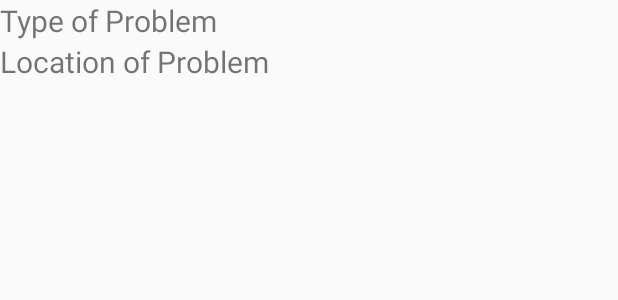
After one commit to DanielNPaulino/streetHelper, an Android app: the layout check_item.xml on its own in the app's theme, with its tools: preview values and no code run, on a phone screen of 412 x 824 dp. The commit adds this screen. Shown: the top 300 px of the screen. Run offline under Robolectric (Android 15) with nearby library versions, the phone set to English and light mode, and no system bars.

Commit message:
load from db working

```diff
--- a/StreetHelper/app/src/main/java/com/example/streethelper/ProblemReport.java
+++ b/StreetHelper/app/src/main/java/com/example/streethelper/ProblemReport.java
@@ -73,11 +73,9 @@ public class ProblemReport extends AppCompatActivity implements AdapterView.OnIt
             picImgView = findViewById(R.id.pictureImgView);
             objectDatabaseHandler = new DatabaseHandler(this);
 
-
         }catch (Exception e){
             Toast.makeText(this, e.getMessage(), Toast.LENGTH_SHORT).show();
         }
-
 
         //set top toolbar
         toolBar = findViewById(R.id.toolbar);
@@ -93,8 +91,6 @@ public class ProblemReport extends AppCompatActivity implements AdapterView.OnIt
         spinner.setOnItemSelectedListener(this);
 
         picImgView = findViewById(R.id.pictureImgView);
-
-
 
         //listener for opening Map activity
         buttonLocation = findViewById(R.id.locationButton);
@@ -154,9 +150,7 @@ public class ProblemReport extends AppCompatActivity implements AdapterView.OnIt
      */
     public void takePicture(View view) {
         Intent imageTakeIntent = new Intent(MediaStore.ACTION_IMAGE_CAPTURE);
-
         startActivityForResult(imageTakeIntent,REQUEST_IMAGE_CAPTURE);
-
     }
 
     /**
--- /dev/null
+++ b/StreetHelper/app/src/main/res/layout/check_item.xml
@@ -0,0 +1,31 @@
+<?xml version="1.0" encoding="utf-8"?>
+<RelativeLayout xmlns:android="http://schemas.android.com/apk/res/android"
+    android:layout_width="match_parent" android:layout_height="match_parent">
+
+    <TextView
+        android:layout_width="match_parent"
+        android:layout_height="wrap_content"
+        android:text="Type of Problem"
+        android:textSize="20sp"
+        android:id="@+id/typeOfProblemTxtview"
+        />
+
+    <TextView
+        android:layout_width="match_parent"
+        android:layout_height="wrap_content"
+        android:text="Location of Problem"
+        android:textSize="20sp"
+        android:id="@+id/locationProblemTxtview"
+        android:layout_below="@+id/typeOfProblemTxtview"
+        />
+
+    <ImageView
+        android:layout_width="match_parent"
+        android:layout_height="400dp"
+        android:id="@+id/problemImageView"
+        android:layout_below="@+id/locationProblemTxtview"
+        android:layout_marginBottom="5dp"/>
+
+
+
+</RelativeLayout>
--- a/StreetHelper/app/src/main/res/values/strings.xml
+++ b/StreetHelper/app/src/main/res/values/strings.xml
@@ -6,6 +6,8 @@
     <string name="reportButtonText">Report a Problem</string>
 
     <string name="title">Welcome to StreetHelper</string>
+
+    <string name="checkReportButtonText">View Reports</string>
 
     <!-- ProblemReport activity strings-->
 
```
Also changed, not shown: StreetHelper/app/src/main/AndroidManifest.xml (+5 -6 lines), StreetHelper/app/src/main/java/com/example/streethelper/CheckReportsDB.java (added, +47 -0 lines), StreetHelper/app/src/main/java/com/example/streethelper/DatabaseHandler.java (+40 -2 lines), StreetHelper/app/src/main/java/com/example/streethelper/LocationData.java (deleted, +0 -9 lines), StreetHelper/app/src/main/java/com/example/streethelper/MainActivity.java (+8 -0 lines), StreetHelper/app/src/main/java/com/example/streethelper/RVAdapter.java (added, +78 -0 lines), StreetHelper/app/src/main/res/layout/activity_check_reports_db.xml (added, +23 -0 lines), StreetHelper/app/src/main/res/layout/activity_main.xml (+11 -0 lines).
